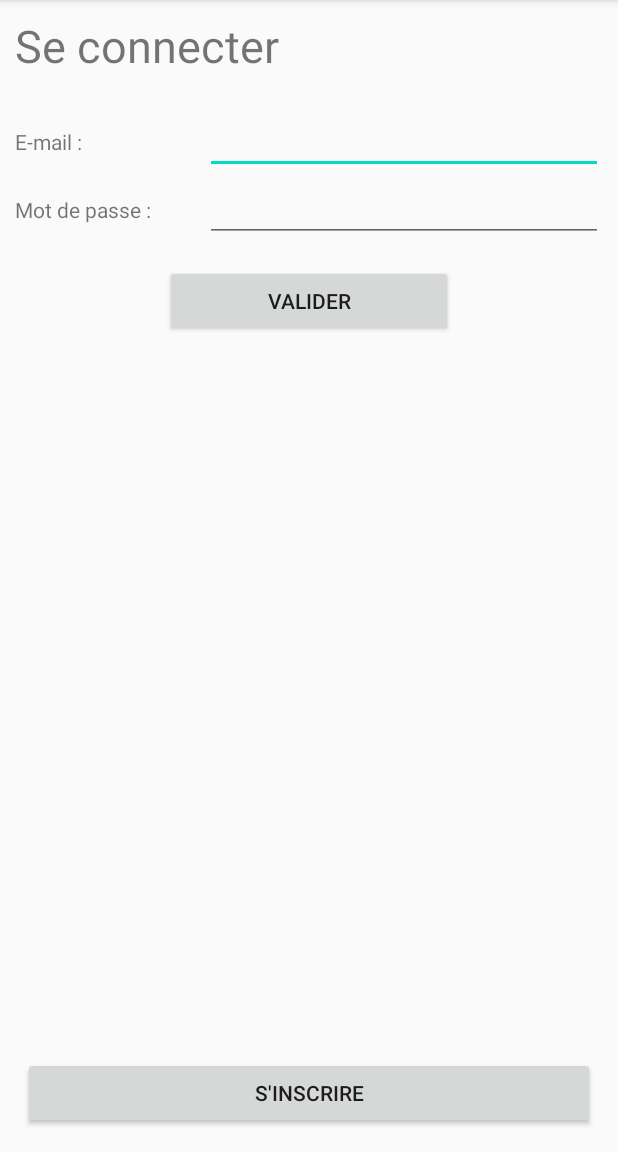
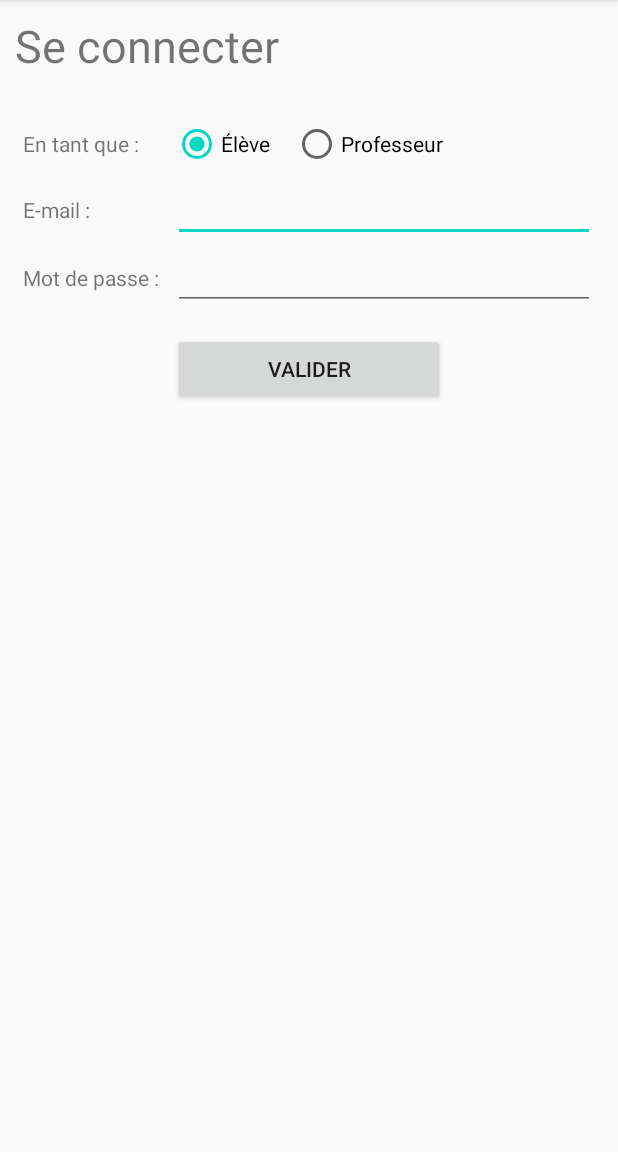
Before and after one commit to alexiscolinfr/LudoLearn, an Android app: the ConnexionActivity screen opened directly, with no data from a screen before it, on a phone screen of 412 x 824 dp, the part 84-1236 px from its top. Run offline under Robolectric (Android 15) with nearby library versions, the phone set to English and light mode, and no system bars.

Commit message:
Modification du système d'inscription et de connexion à l'appli

```diff
--- a/app/src/main/AndroidManifest.xml
+++ b/app/src/main/AndroidManifest.xml
@@ -12,7 +12,8 @@
         android:supportsRtl="true"
         android:theme="@style/AppTheme"
         tools:replace="android:icon">
-        <activity android:name=".MathsResultsActivity"></activity>
+        <activity android:name=".ProgressionActivity"></activity>
+        <activity android:name=".MathsResultsActivity" />
         <activity android:name=".ChoixTableMultActivity" />
         <activity android:name=".MathsActivity" />
         <activity android:name=".IntrusResultsActivity" />
@@ -53,7 +54,7 @@
             android:value="database.db" />
         <meta-data
             android:name="VERSION"
-            android:value="18" />
+            android:value="19" />
         <meta-data
             android:name="QUERY_LOG"
             android:value="true" />
--- a/app/src/main/res/layout/activity_connexion.xml
+++ b/app/src/main/res/layout/activity_connexion.xml
@@ -22,10 +22,42 @@
         android:layout_width="match_parent"
         android:layout_height="wrap_content"
         android:orientation="vertical"
-        android:padding="10dp"
+        android:padding="15dp"
         app:layout_constraintEnd_toEndOf="parent"
         app:layout_constraintStart_toStartOf="parent"
         app:layout_constraintTop_toBottomOf="@+id/textView7">
+
+        <LinearLayout
+            android:layout_width="match_parent"
+            android:layout_height="40dp"
+            android:orientation="horizontal">
+
+            <TextView
+                android:id="@+id/textView13"
+                android:layout_width="100dp"
+                android:layout_height="wrap_content"
+                android:layout_gravity="center"
+                android:text="@string/sign_in_as" />
+
+            <RadioGroup
+                android:layout_width="match_parent"
+                android:layout_height="match_parent"
+                android:orientation="horizontal">
+
+                <RadioButton
+                    android:id="@+id/radioButtonStudent"
+                    android:layout_width="80dp"
+                    android:layout_height="match_parent"
+                    android:checked="true"
+                    android:text="@string/student" />
+
+                <RadioButton
+                    android:id="@+id/radioButtonTeacher"
+                    android:layout_width="wrap_content"
+                    android:layout_height="match_parent"
+                    android:text="@string/teacher" />
+            </RadioGroup>
+        </LinearLayout>
 
         <LinearLayout
             android:layout_width="match_parent"
@@ -34,9 +66,8 @@
 
             <TextView
                 android:id="@+id/textView8"
-                android:layout_width="75dp"
+                android:layout_width="100dp"
                 android:layout_height="wrap_content"
-                android:layout_weight="1"
                 android:text="@string/email" />
 
             <EditText
@@ -55,9 +86,8 @@
 
             <TextView
                 android:id="@+id/textView9"
-                android:layout_width="75dp"
+                android:layout_width="100dp"
                 android:layout_height="wrap_content"
-                android:layout_weight="1"
                 android:text="@string/password" />
 
             <EditText
@@ -80,17 +110,4 @@
             android:text="@string/validate" />
     </LinearLayout>
 
-    <Button
-        android:id="@+id/buttonSignUp"
-        android:layout_width="match_parent"
-        android:layout_height="wrap_content"
-        android:text="@string/sign_up"
-        android:onClick="signUp"
-        android:layout_marginLeft="15dp"
-        android:layout_marginRight="15dp"
-        android:layout_marginBottom="15dp"
-        app:layout_constraintBottom_toBottomOf="parent"
-        app:layout_constraintEnd_toEndOf="parent"
-        app:layout_constraintStart_toStartOf="parent" />
-
 </androidx.constraintlayout.widget.ConstraintLayout>
--- a/app/src/main/res/values/strings.xml
+++ b/app/src/main/res/values/strings.xml
@@ -1,10 +1,18 @@
 <resources>
     <string name="app_name">LudoLearn</string>
-    <string name="play_button">Jouez !</string>
     <string name="sign_in">Se connecter</string>
     <string name="sign_up">S\'inscrire</string>
+    <string name="student_sign_up">Élève - Inscription</string>
+    <string name="teacher_sign_up">Professeur - Inscription</string>
+    <string name="sign_in_as">En tant que :</string>
+    <string name="create_account">Créer un compte :</string>
+    <string name="i_am_student">Je suis un élève</string>
+    <string name="i_am_teacher">Je suis un professeur</string>
+    <string name="student">Élève</string>
+    <string name="teacher">Professeur</string>
     <string name="first_name">Prénom :</string>
     <string name="last_name">Nom :</string>
+    <string name="class_code">Code classe :</string>
     <string name="email">E-mail :</string>
     <string name="password">Mot de passe :</string>
     <string name="validate">Valider</string>
```
Also changed, not shown: app/src/main/java/com/polytech/ludolearn/AccueilActivity.java (+15 -1 lines), app/src/main/java/com/polytech/ludolearn/ConnexionActivity.java (+34 -10 lines), app/src/main/java/com/polytech/ludolearn/InscriptionActivity.java (+26 -13 lines), app/src/main/java/com/polytech/ludolearn/PenduActivity.java (+13 -26 lines), app/src/main/java/com/polytech/ludolearn/ProgressionActivity.java (added, +14 -0 lines), app/src/main/java/com/polytech/ludolearn/database/Professeur.java (deleted, +0 -19 lines), app/src/main/java/com/polytech/ludolearn/database/Profil.java (renamed from app/src/main/java/com/polytech/ludolearn/database/Eleve.java, +13 -25 lines), app/src/main/res/layout/activity_accueil.xml (+39 -3 lines), app/src/main/res/layout/activity_inscription_eleve.xml (renamed from app/src/main/res/layout/activity_inscription.xml, +23 -1 lines), app/src/main/res/layout/activity_progression.xml (added, +9 -0 lines).
